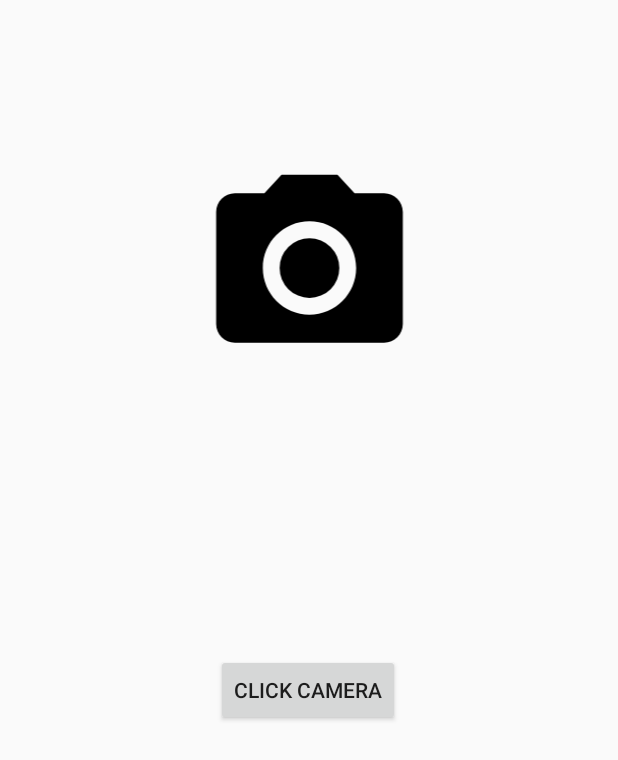
After one commit to karansinghkundan/cricbuzz, an Android app: the Camera screen opened directly, with no data from a screen before it, on a phone screen of 412 x 824 dp. The commit adds this screen. Shown: the top 760 px of the screen. Run offline under Robolectric (Android 15) with nearby library versions, the phone set to English and light mode, and no system bars.

Commit message:
added Camera feature

```diff
--- a/app/build.gradle
+++ b/app/build.gradle
@@ -30,5 +30,7 @@ dependencies {
     implementation 'com.jakewharton:butterknife:10.1.0'
     annotationProcessor 'com.jakewharton:butterknife-compiler:10.1.0'
     implementation "androidx.cardview:cardview:1.0.0"
+    implementation 'androidx.recyclerview:recyclerview:1.0.0'
+    implementation 'com.github.bumptech.glide:glide:4.9.0'
 
 }
--- /dev/null
+++ b/app/src/main/java/com/example/cricbuzzz/Camera.java
@@ -0,0 +1,39 @@
+package com.example.cricbuzzz;
+
+import androidx.appcompat.app.AppCompatActivity;
+
+import android.content.Intent;
+import android.graphics.Bitmap;
+import android.media.browse.MediaBrowser;
+import android.os.Bundle;
+import android.provider.MediaStore;
+import android.view.View;
+import android.widget.ImageView;
+
+public class Camera extends AppCompatActivity {
+    public static final int CAMERA_REQUEST= 9999;
+ImageView imageview;
+    @Override
+    protected void onCreate(Bundle savedInstanceState) {
+        super.onCreate(savedInstanceState);
+        setContentView(R.layout.activity_camera);
+        imageview = findViewById(R.id.imageView4);
+    }
+public void OpenCamera(View view)
+{
+    Intent intent = new Intent(MediaStore.ACTION_IMAGE_CAPTURE);
+    startActivityForResult(intent,CAMERA_REQUEST);
+
+}
+
+@Override
+    protected void onActivityResult(int requestCode, int resultCode, Intent data)
+{
+    super.onActivityResult(requestCode,resultCode,data);
+    if(requestCode== CAMERA_REQUEST)
+    {
+        Bitmap bitmap = (Bitmap)data.getExtras().get("data");
+        imageview.setImageBitmap(bitmap);
+    }
+}
+}
--- /dev/null
+++ b/app/src/main/res/layout/activity_camera.xml
@@ -0,0 +1,34 @@
+<?xml version="1.0" encoding="utf-8"?>
+<androidx.constraintlayout.widget.ConstraintLayout xmlns:android="http://schemas.android.com/apk/res/android"
+    xmlns:app="http://schemas.android.com/apk/res-auto"
+    xmlns:tools="http://schemas.android.com/tools"
+    android:layout_width="match_parent"
+    android:layout_height="match_parent"
+    tools:context=".Camera">
+
+    <ImageView
+        android:id="@+id/imageView4"
+        android:layout_width="251dp"
+        android:layout_height="149dp"
+        android:layout_marginStart="8dp"
+        android:layout_marginTop="104dp"
+        android:layout_marginEnd="8dp"
+        app:layout_constraintEnd_toEndOf="parent"
+        app:layout_constraintStart_toStartOf="parent"
+        app:layout_constraintTop_toTopOf="parent"
+        app:srcCompat="@drawable/ic_menu_camera" />
+
+    <Button
+        android:id="@+id/button5"
+        android:layout_width="wrap_content"
+        android:layout_height="0dp"
+        android:layout_marginStart="8dp"
+        android:layout_marginEnd="8dp"
+        android:layout_marginBottom="340dp"
+        android:text="Click Camera"
+        android:onClick="OpenCamera"
+        app:layout_constraintBottom_toBottomOf="parent"
+        app:layout_constraintEnd_toEndOf="parent"
+        app:layout_constraintHorizontal_bias="0.498"
+        app:layout_constraintStart_toStartOf="parent" />
+</androidx.constraintlayout.widget.ConstraintLayout>
--- a/app/src/main/res/layout/app_bar_home.xml
+++ b/app/src/main/res/layout/app_bar_home.xml
@@ -30,4 +30,5 @@
         android:layout_margin="@dimen/fab_margin"
         app:srcCompat="@android:drawable/ic_dialog_email" />
 
+
 </androidx.coordinatorlayout.widget.CoordinatorLayout>
--- /dev/null
+++ b/app/src/main/res/layout/itemlist.xml
@@ -0,0 +1,6 @@
+<?xml version="1.0" encoding="utf-8"?>
+<LinearLayout xmlns:android="http://schemas.android.com/apk/res/android"
+    android:orientation="vertical" android:layout_width="match_parent"
+    android:layout_height="match_parent">
+
+</LinearLayout>
--- /dev/null
+++ b/app/src/main/res/layout/showcase.xml
@@ -0,0 +1,6 @@
+<?xml version="1.0" encoding="utf-8"?>
+<LinearLayout xmlns:android="http://schemas.android.com/apk/res/android"
+    android:orientation="vertical" android:layout_width="match_parent"
+    android:layout_height="match_parent">
+
+</LinearLayout>
--- a/app/src/main/res/menu/home.xml
+++ b/app/src/main/res/menu/home.xml
@@ -11,4 +11,9 @@
         android:orderInCategory="100"
         android:title="Logout"
         app:showAsAction="never" />
+    <item
+        android:id="@+id/about_us"
+        android:orderInCategory="100"
+        android:title="AboutUs"
+        app:showAsAction="never" />
 </menu>
```
Also changed, not shown: app/src/main/AndroidManifest.xml (+4 -7 lines), app/src/main/java/com/example/cricbuzzz/AboutUs_.java (added, +39 -0 lines), app/src/main/java/com/example/cricbuzzz/HomeActivity.java (+9 -2 lines), app/src/main/java/com/example/cricbuzzz/Row.java (added, +94 -0 lines), app/src/main/res/layout/activity_about_us_.xml (added, +41 -0 lines), app/src/main/java/com/example/cricbuzzz/MatchAdapter.java (added).
